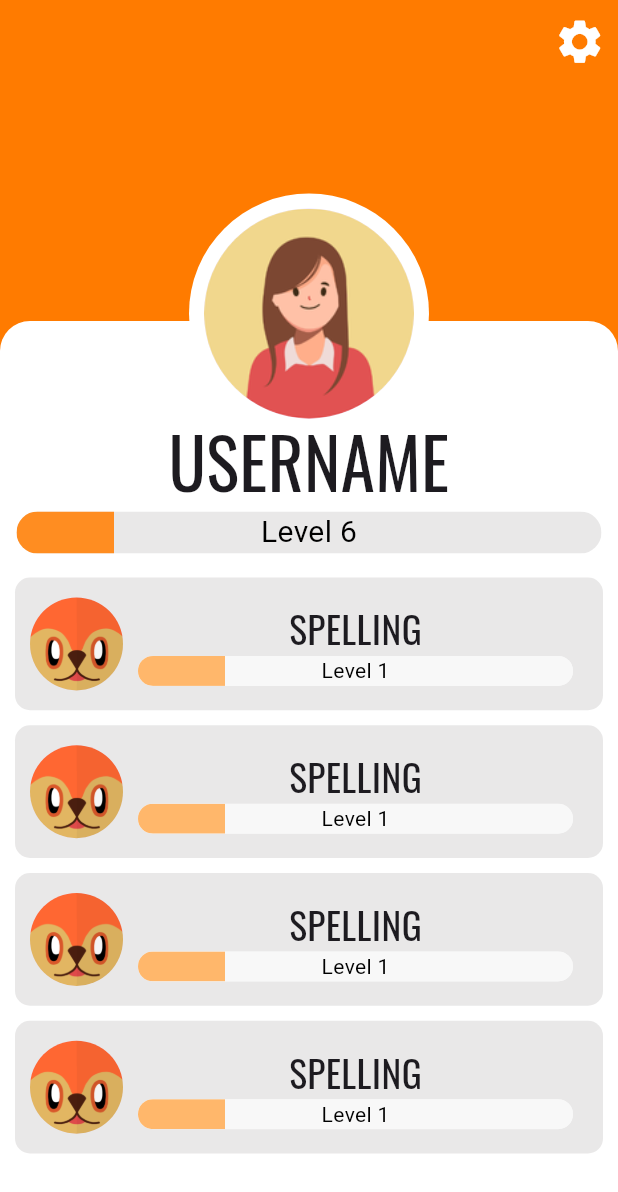
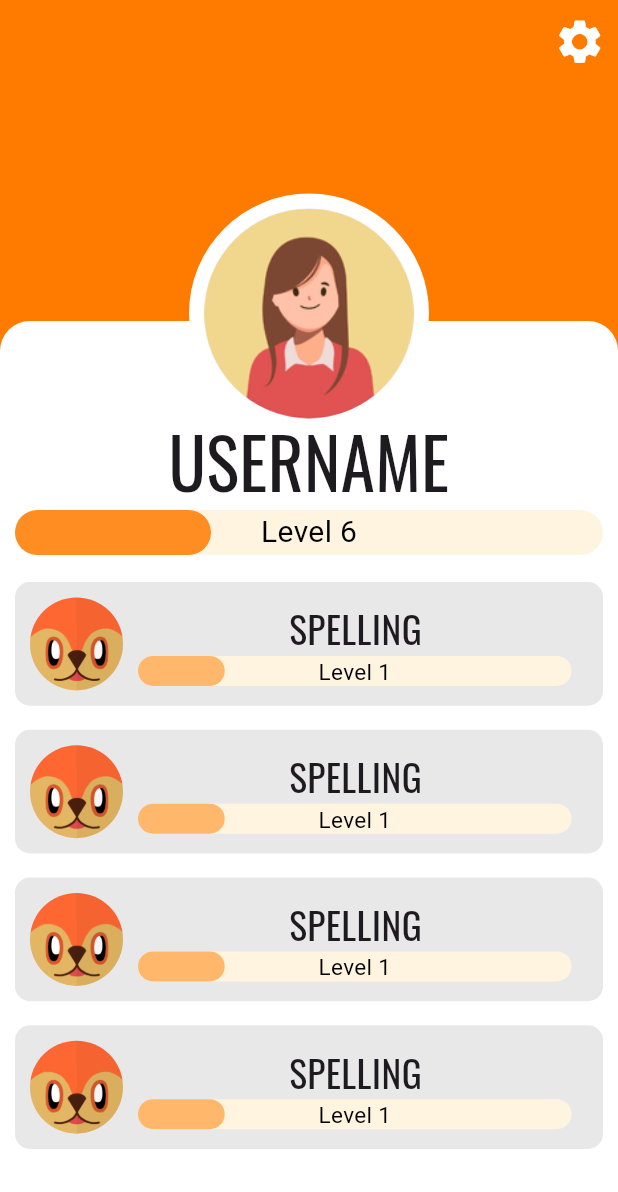
Before and after one commit to joaquingalang/diction-dash, a Flutter app: the screen it shows after launch, on a phone screen of 412 x 824 dp. Shown: the top 1192 px of the screen. Run offline on Flutter 3.47's test engine with Material 3 defaults, Android fonts, the light colour scheme and no system bars; drawn by our look-alikes of percent_indicator.

Commit message:
Updated user_level_bar.dart and minigame_level_bar.dart
Replaced LinearProgressIndicator with LinearPercentIndicator

```diff
--- a/lib/main.dart
+++ b/lib/main.dart
@@ -5,6 +5,7 @@ import 'package:diction_dash/screens/register_screen.dart';
 import 'package:diction_dash/screens/fluency_screen.dart';
 import 'package:diction_dash/screens/feedback_screen.dart';
 import 'package:diction_dash/screens/home_screen.dart';
+import 'package:diction_dash/screens/test_screen.dart';
 
 void main() {
   runApp(
--- a/lib/screens/home_screen.dart
+++ b/lib/screens/home_screen.dart
@@ -8,6 +8,7 @@ class HomeScreen extends StatelessWidget {
 
   @override
   Widget build(BuildContext context) {
+
     // Widget Dimensions For Responsiveness
     double screenHeight = MediaQuery.sizeOf(context).height;
     double cardHeight = (screenHeight / 6.7).toInt() * 5;
@@ -65,7 +66,7 @@ class HomeScreen extends StatelessWidget {
                   ),
 
                   // User Level Bar
-                  UserLevelBar(level: 6, currentExp: 100, maxExp: 600),
+                  UserLevelBar(level: 6, currentExp: 200, maxExp: 600),
 
                   // Offset
                   SizedBox(height: 10),
--- /dev/null
+++ b/lib/screens/test_screen.dart
@@ -0,0 +1,28 @@
+import 'package:flutter/material.dart';
+import 'package:diction_dash/utils/constants.dart';
+import 'package:percent_indicator/linear_percent_indicator.dart';
+
+class TestScreen extends StatelessWidget {
+  const TestScreen({super.key});
+
+  @override
+  Widget build(BuildContext context) {
+    return Scaffold(
+      body: Center(
+        child: Padding(
+          padding: const EdgeInsets.all(8.0),
+          child: LinearPercentIndicator(
+            width: MediaQuery.of(context).size.width - 20,
+            lineHeight: 30.0,
+            animation: true,
+            animationDuration: 2500,
+            percent: 0.8,
+            center: Text("80.0%"),
+            barRadius: Radius.circular(90),
+            progressColor: Colors.green,
+          ),
+        ),
+      ),
+    );
+  }
+}
--- a/lib/widgets/cards/stat_card.dart
+++ b/lib/widgets/cards/stat_card.dart
@@ -24,7 +24,7 @@ class StatCard extends StatelessWidget {
   Widget build(BuildContext context) {
     return Expanded(
       child: Padding(
-        padding: const EdgeInsets.symmetric(horizontal: 10.0, vertical: 5.0),
+        padding: const EdgeInsets.symmetric(horizontal: 10, vertical: 8),
         child: GestureDetector(
           onTap: onPressed,
           child: Container(
@@ -49,21 +49,10 @@ class StatCard extends StatelessWidget {
                       children: [
                         Text(text, style: kOswaldSmall),
                         // Use Stack to overlay text on the progress bar
-                        Container(
-                          margin: const EdgeInsets.symmetric(horizontal: 10.0),
-                          width: double.infinity,
-                          height: 20, // Set the height for the progress bar
-                          decoration: BoxDecoration(
-                            borderRadius: BorderRadius.circular(
-                                20), // Set the border radius
-                            color:
-                            kGrayColor100, // Background color of the progress bar
-                          ),
-                          child: MinigameLevelBar(
-                            level: level,
-                            currentExp: currentExp,
-                            maxExp: maxExp,
-                          ),
+                        MinigameLevelBar(
+                          level: level,
+                          currentExp: currentExp,
+                          maxExp: maxExp,
                         ),
                       ],
                     ),
--- a/lib/widgets/linear_progress_indicators/minigame_level_bar.dart
+++ b/lib/widgets/linear_progress_indicators/minigame_level_bar.dart
@@ -1,8 +1,6 @@
 import 'package:flutter/material.dart';
 import 'package:diction_dash/utils/constants.dart';
-
-// TODO: Replace LinearProgressIndicator with LinearPercentIndicator from pub.dev
-// TODO: LinearPercentIndicator (https://pub.dev/packages/percent_indicator)
+import 'package:percent_indicator/linear_percent_indicator.dart';
 
 class MinigameLevelBar extends StatelessWidget {
   const MinigameLevelBar({
@@ -18,24 +16,16 @@ class MinigameLevelBar extends StatelessWidget {
 
   @override
   Widget build(BuildContext context) {
-    return Stack(
-      children: [
-        ClipRRect(
-          borderRadius: BorderRadius.circular(20), // Clip for rounded corners
-          child: LinearProgressIndicator(
-            value: currentExp / maxExp,
-            backgroundColor: kGrayColor100, // Make background transparent
-            valueColor: const AlwaysStoppedAnimation<Color>(kOrangeColor300),
-            minHeight: 20,
-          ),
-        ),
-        Center(
-          child: Text(
-            'Level $level', // Text inside the progress bar
-            style: const TextStyle(color: Colors.black), // Adjust text color
-          ),
-        ),
-      ],
+    return LinearPercentIndicator(
+      width: MediaQuery.of(context).size.width * 0.75,
+      lineHeight: 20,
+      animation: true,
+      animationDuration: 1000,
+      percent: currentExp / maxExp,
+      center: Text('Level $level', style: kSubtext15),
+      barRadius: Radius.circular(90),
+      progressColor: kOrangeColor300,
+      backgroundColor: kOrangeColor100,
     );
   }
 }
--- a/lib/widgets/linear_progress_indicators/user_level_bar.dart
+++ b/lib/widgets/linear_progress_indicators/user_level_bar.dart
@@ -1,8 +1,6 @@
 import 'package:flutter/material.dart';
 import 'package:diction_dash/utils/constants.dart';
-
-// TODO: Replace LinearProgressIndicator with LinearPercentIndicator from pub.dev
-// TODO: LinearPercentIndicator (https://pub.dev/packages/percent_indicator)
+import 'package:percent_indicator/linear_percent_indicator.dart';
 
 class UserLevelBar extends StatelessWidget {
   const UserLevelBar({
@@ -18,36 +16,16 @@ class UserLevelBar extends StatelessWidget {
 
   @override
   Widget build(BuildContext context) {
-    return Stack(
-      children: [
-        // Background Container
-        Container(
-          margin: const EdgeInsets.symmetric(horizontal: 10.0),
-          width: double.infinity,
-          height: 30,
-          decoration: BoxDecoration(
-            color: Colors.white, // Background color for the container
-            borderRadius: BorderRadius.circular(30), // Rounded corners
-            border: Border.all(
-              color: Colors.white, // Border color
-              width: 1, // Border width
-            ),
-          ),
-          child: ClipRRect(
-            borderRadius: BorderRadius.circular(30), // Match the rounded corners
-            child: LinearProgressIndicator(
-              value: currentExp / maxExp,
-              backgroundColor: kGrayColor200,
-              valueColor: AlwaysStoppedAnimation<Color>(kOrangeColor500),
-              minHeight: 30,
-            ),
-          ),
-        ),
-
-        Center(
-          child: Text('Level $level', style: kSubtext20),
-        ),
-      ],
+    return LinearPercentIndicator(
+      width: MediaQuery.of(context).size.width,
+      lineHeight: 30.0,
+      animation: true,
+      animationDuration: 1000,
+      percent: currentExp / maxExp,
+      center: Text('Level $level', style: kSubtext20),
+      barRadius: Radius.circular(90),
+      progressColor: kOrangeColor500,
+      backgroundColor: kOrangeColor100,
     );
   }
 }
--- a/pubspec.yaml
+++ b/pubspec.yaml
@@ -34,6 +34,7 @@ dependencies:
   # The following adds the Cupertino Icons font to your application.
   # Use with the CupertinoIcons class for iOS style icons.
   cupertino_icons: ^1.0.8
+  percent_indicator: ^4.2.4
 
 dev_dependencies:
   flutter_test:
```
Also changed, not shown: pubspec.lock.
